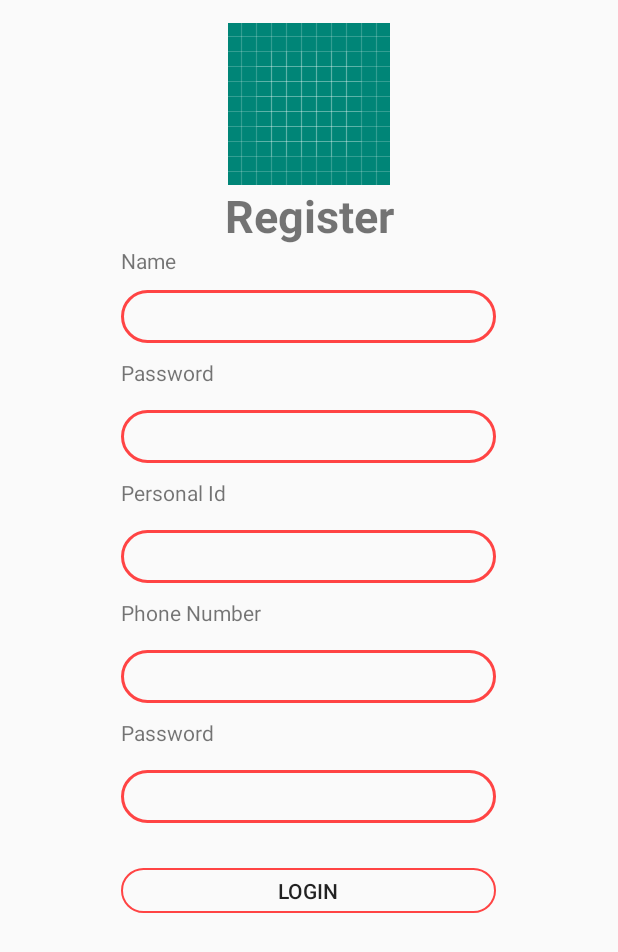
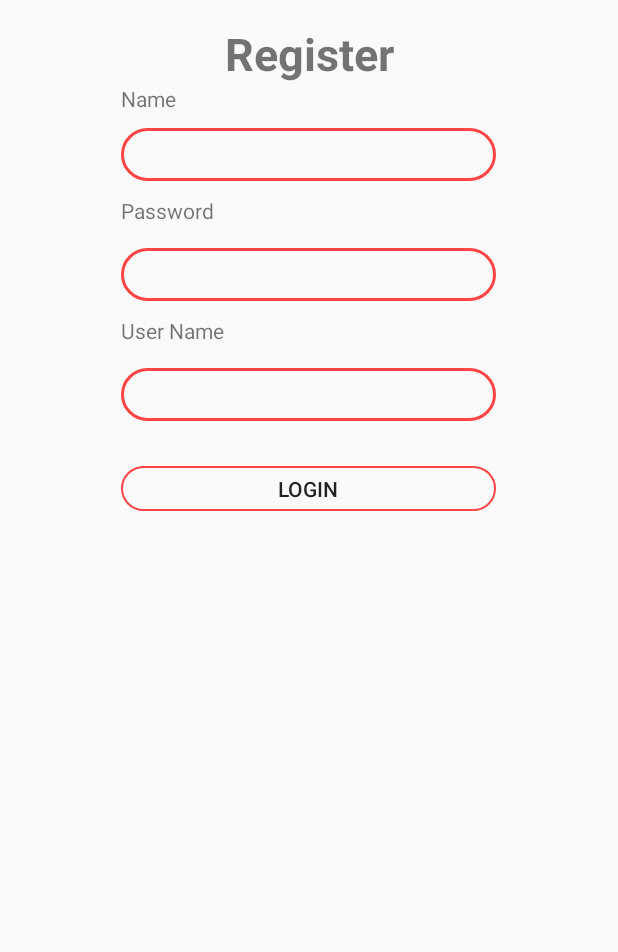
Before and after one commit to chapter-ios/CallVideo, an Android app: the LoginActivity screen opened directly, with no data from a screen before it, on a phone screen of 412 x 824 dp. Shown: the top 952 px of the screen. Run offline under Robolectric (Android 15) with nearby library versions, the phone set to English and light mode, and no system bars; pictures from the network do not load.

```diff
--- a/app/src/main/java/com/example/callvideo/ActivityVideoChat.java
+++ b/app/src/main/java/com/example/callvideo/ActivityVideoChat.java
@@ -100,6 +100,7 @@ private static final String TAG = "SessionDescription";
     private int publishVideoRequestId;
     private TextView mCallStatus;
     private String  username;
+    private String myUserName, myToken;
     private boolean backPressed = false;
     private String customerId = "customer";
 
@@ -162,6 +163,8 @@ private static final String TAG = "SessionDescription";
         Bundle extras = getIntent().getExtras();
         this.username = extras.getString(Constants.USER_NAME, "");
         bandwidth = extras.getInt("bandwidth");
+        myUserName = extras.getString("userName");
+        myToken = extras.getString("myToken");
 
         rootEglBase = EglBase.create();
         masterView.init(rootEglBase.getEglBaseContext(), null);
@@ -576,7 +579,7 @@ private static final String TAG = "SessionDescription";
             obj.put("id", id);
             obj.put("customerId", customerId);
             obj.put("channel", channel);
-            obj.put("token", Constants.PUBLIC_TOKEN);
+            obj.put("token", token);
             obj.put("sdpOffer", sessionDescription);
             obj.put("maxBandwidth", checkConnection());
 
--- a/app/src/main/java/com/example/callvideo/LoginActivity.java
+++ b/app/src/main/java/com/example/callvideo/LoginActivity.java
@@ -54,7 +54,7 @@ import retrofit2.Response;
 public class LoginActivity extends AppCompatActivity {
 
     private Button bt_login;
-    private EditText et_name, et_password;
+    private EditText et_name, et_password, et_personalId;
     private RetrofitClient retrofitClient;
     private OcbcNispService ocbcNispService;
 
@@ -66,6 +66,7 @@ public class LoginActivity extends AppCompatActivity {
         bt_login = findViewById(R.id.bt_login);
         et_name = findViewById(R.id.et_name);
         et_password = findViewById(R.id.et_password);
+        et_personalId = findViewById(R.id.personal_id);
 
         bt_login.setOnClickListener(new View.OnClickListener() {
             @Override
@@ -73,7 +74,7 @@ public class LoginActivity extends AppCompatActivity {
                 if (et_name.getText().toString().isEmpty()){
                     Toast.makeText(LoginActivity.this, "Field Cannot be Empty", Toast.LENGTH_SHORT).show();
                 }else {
-                    requestLogin(et_name.getText().toString() ,  et_password.getText().toString());
+                    requestLogin(et_name.getText().toString() ,  et_password.getText().toString(), et_personalId.getText().toString());
                 }
             }
         });
@@ -83,7 +84,7 @@ public class LoginActivity extends AppCompatActivity {
 
     }
 
-    private void requestLogin(final String name, String password){
+    private void requestLogin(final String name, String password, final String userName){
         Call<LoginResponse> call = ocbcNispService.postLogin(name, password);
         call.enqueue(new Callback<LoginResponse>() {
             @Override
@@ -94,7 +95,8 @@ public class LoginActivity extends AppCompatActivity {
                             if (loginResponse.getSuccess().contains("true") || loginResponse.getSuccess().contains("false")){
                             Intent intent = new Intent(LoginActivity.this, MainActivity.class);
                             intent.putExtra("myToken", loginResponse.getToken());
-                            intent.putExtra("myUsername", name);
+                            intent.putExtra("myName", name);
+                            intent.putExtra("userName", userName);
                             startActivity(intent);
                         } else {
                             Toast.makeText(LoginActivity.this, loginResponse.getMessage(), Toast.LENGTH_SHORT).show();
--- a/app/src/main/res/layout/activity_login.xml
+++ b/app/src/main/res/layout/activity_login.xml
@@ -9,12 +9,12 @@
     android:orientation="vertical"
     tools:context=".LoginActivity">
 
-    <ImageView
-        android:id="@+id/image_view"
-        android:layout_width="match_parent"
-        android:layout_height="wrap_content"
-        android:src="@drawable/ic_launcher_background"
-        />
+    <!--<ImageView-->
+        <!--android:id="@+id/image_view"-->
+        <!--android:layout_width="match_parent"-->
+        <!--android:layout_height="wrap_content"-->
+        <!--android:src="@drawable/ic_launcher_background"-->
+        <!--/>-->
 
     <TextView
         android:layout_width="match_parent"
@@ -95,51 +95,51 @@
 
         </LinearLayout>
 
-        <LinearLayout
-            android:layout_width="wrap_content"
-            android:layout_height="wrap_content"
-            android:orientation="vertical"
-            android:layout_gravity="center"
-            >
-            <TextView
-                android:layout_width="wrap_content"
-                android:layout_height="0dp"
-                android:layout_weight="1"
-                android:text="@string/user_phone"
-                android:layout_marginBottom="15dp"
-                />
-            <EditText
-                android:id="@+id/user_phone"
-                android:layout_width="@dimen/edit_text_width"
-                android:layout_height="@dimen/edit_text_height"
-                android:background="@drawable/edit_text_style"
-                android:layout_marginBottom="10dp"
-                />
+        <!--<LinearLayout-->
+            <!--android:layout_width="wrap_content"-->
+            <!--android:layout_height="wrap_content"-->
+            <!--android:orientation="vertical"-->
+            <!--android:layout_gravity="center"-->
+            <!--&gt;-->
+            <!--<TextView-->
+                <!--android:layout_width="wrap_content"-->
+                <!--android:layout_height="0dp"-->
+                <!--android:layout_weight="1"-->
+                <!--android:text="@string/user_phone"-->
+                <!--android:layout_marginBottom="15dp"-->
+                <!--/>-->
+            <!--<EditText-->
+                <!--android:id="@+id/user_phone"-->
+                <!--android:layout_width="@dimen/edit_text_width"-->
+                <!--android:layout_height="@dimen/edit_text_height"-->
+                <!--android:background="@drawable/edit_text_style"-->
+                <!--android:layout_marginBottom="10dp"-->
+                <!--/>-->
 
-        </LinearLayout>
+        <!--</LinearLayout>-->
 
-        <LinearLayout
-            android:layout_width="wrap_content"
-            android:layout_height="wrap_content"
-            android:orientation="vertical"
-            android:layout_gravity="center"
-            >
-            <TextView
-                android:layout_width="wrap_content"
-                android:layout_height="0dp"
-                android:layout_weight="1"
-                android:text="@string/user_password"
-                android:layout_marginBottom="15dp"
-                />
-            <EditText
-                android:id="@+id/user_password"
-                android:layout_width="@dimen/edit_text_width"
-                android:layout_height="@dimen/edit_text_height"
-                android:background="@drawable/edit_text_style"
-                android:layout_marginBottom="10dp"
-                />
+        <!--<LinearLayout-->
+            <!--android:layout_width="wrap_content"-->
+            <!--android:layout_height="wrap_content"-->
+            <!--android:orientation="vertical"-->
+            <!--android:layout_gravity="center"-->
+            <!--&gt;-->
+            <!--<TextView-->
+                <!--android:layout_width="wrap_content"-->
+                <!--android:layout_height="0dp"-->
+                <!--android:layout_weight="1"-->
+                <!--android:text="@string/user_password"-->
+                <!--android:layout_marginBottom="15dp"-->
+                <!--/>-->
+            <!--<EditText-->
+                <!--android:id="@+id/user_password"-->
+                <!--android:layout_width="@dimen/edit_text_width"-->
+                <!--android:layout_height="@dimen/edit_text_height"-->
+                <!--android:background="@drawable/edit_text_style"-->
+                <!--android:layout_marginBottom="10dp"-->
+                <!--/>-->
 
-        </LinearLayout>
+        <!--</LinearLayout>-->
 
         <Button
             android:id="@+id/bt_login"
--- a/app/src/main/res/values/strings.xml
+++ b/app/src/main/res/values/strings.xml
@@ -43,7 +43,7 @@
     <string name="waiting_remote_stream">Waiting remote stream...</string>
     <string name="register">Register</string>
     <string name="user_name">Name</string>
-    <string name="user_personal_id">Personal Id</string>
+    <string name="user_personal_id">User Name</string>
     <string name="user_phone">Phone Number</string>
     <string name="user_password">Password</string>
 </resources>
```
Also changed, not shown: app/src/main/java/com/example/callvideo/MainActivity.java (+18 -15 lines).
